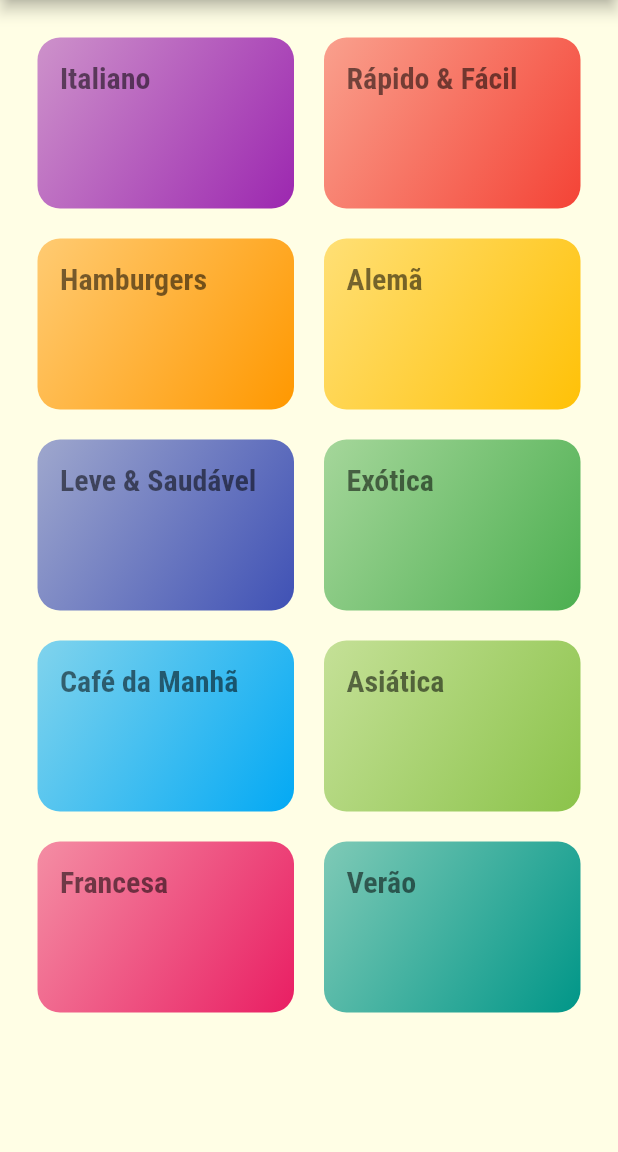
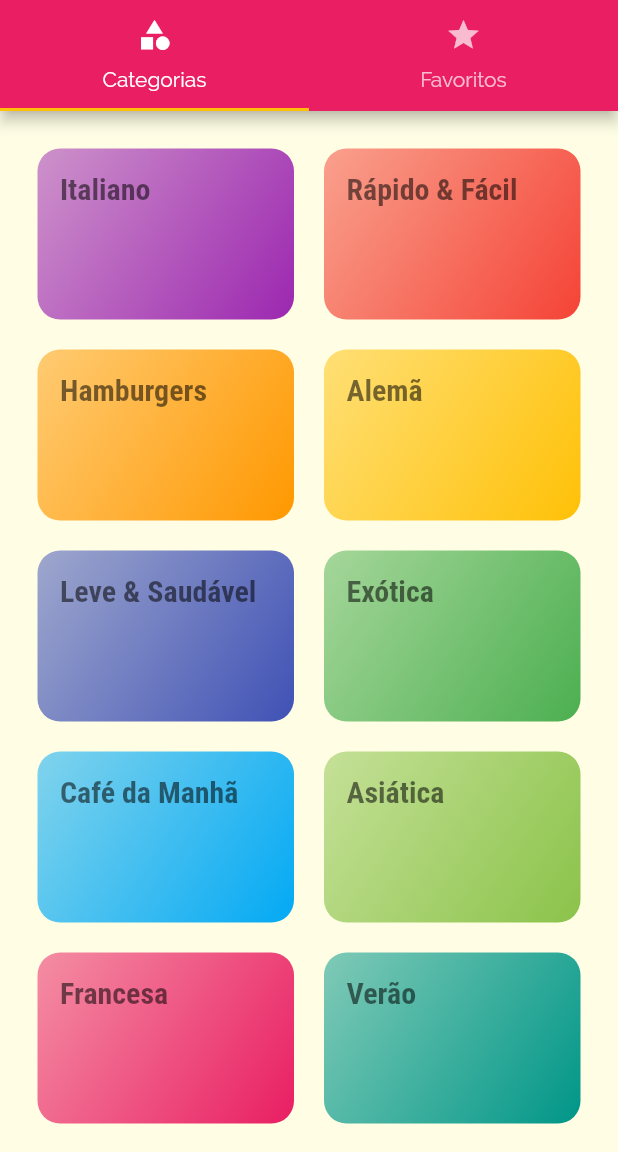
Before and after one commit to munizdiogo/dammy, a Flutter app: the screen it shows after launch, on a phone screen of 412 x 824 dp, the part 84-1236 px from its top. Run offline on Flutter 3.47's test engine with Material 2 defaults, Android fonts, the phone set to English and light mode, and no system bars.

Commit message:
Aula184- Adicionando TabBar ao App

```diff
--- a/lib/main.dart
+++ b/lib/main.dart
@@ -1,6 +1,7 @@
 import 'package:dammy/screens/categories_meals_screen.dart';
 import 'package:dammy/screens/category_screen.dart';
 import 'package:dammy/screens/meal_detail_screen.dart';
+import 'package:dammy/screens/tabs_screen.dart';
 import 'package:dammy/utils/app_routes.dart';
 import 'package:flutter/material.dart';
 
@@ -24,7 +25,7 @@ class MyApp extends StatelessWidget {
             ),
       ),
       routes: {
-        AppRoutes.HOME: (ctx) => CategoryScreen(),
+        AppRoutes.HOME: (ctx) => TabsScreen(),
         AppRoutes.CATEGORIES_MEALS: (ctx) => CategoriesMealsScreen(),
         AppRoutes.MEAL_DETAIL: (ctx) => MealDetailScreen(),
       },
--- a/lib/screens/category_screen.dart
+++ b/lib/screens/category_screen.dart
@@ -7,12 +7,7 @@ class CategoryScreen extends StatelessWidget {
 
   @override
   Widget build(BuildContext context) {
-    return Scaffold(
-      appBar: AppBar(
-        title: Text('Vamos Cozinhar?'),
-        centerTitle: true,
-      ),
-      body: GridView(
+    return  GridView(
         padding: const EdgeInsets.all(25),
         gridDelegate: SliverGridDelegateWithMaxCrossAxisExtent(
             maxCrossAxisExtent: 200,
@@ -22,7 +17,6 @@ class CategoryScreen extends StatelessWidget {
         children: DUMMY_CATEGORIES.map((cat) {
           return CategoryItem(cat);
         }).toList(),
-      ),
-    );
+      );
   }
 }
--- /dev/null
+++ b/lib/screens/favorite_screen.dart
@@ -0,0 +1,10 @@
+import 'package:flutter/material.dart';
+
+class FavoriteScreen extends StatelessWidget {
+  @override
+  Widget build(BuildContext context) {
+    return Center(
+      child: Text('Minhas Refeições Favoritas'),
+    );
+  }
+}
--- /dev/null
+++ b/lib/screens/tabs_screen.dart
@@ -0,0 +1,36 @@
+import 'package:dammy/screens/category_screen.dart';
+import 'package:dammy/screens/favorite_screen.dart';
+import 'package:flutter/material.dart';
+
+class TabsScreen extends StatelessWidget {
+  @override
+  Widget build(BuildContext context) {
+    return DefaultTabController(
+      length: 2,
+      child: Scaffold(
+        appBar: AppBar(
+          title: Text('Vamos Cozinhar?'),
+          centerTitle: true,
+          bottom: TabBar(
+            tabs: [
+              Tab(
+                icon: Icon(Icons.category),
+                text: 'Categorias',
+              ),
+              Tab(
+                icon: Icon(Icons.star),
+                text: 'Favoritos',
+              ),
+            ],
+          ),
+        ),
+        body: TabBarView(
+          children: [
+            CategoryScreen(),
+            FavoriteScreen()
+          ],
+        ),
+      ),
+    );
+  }
+}
```
